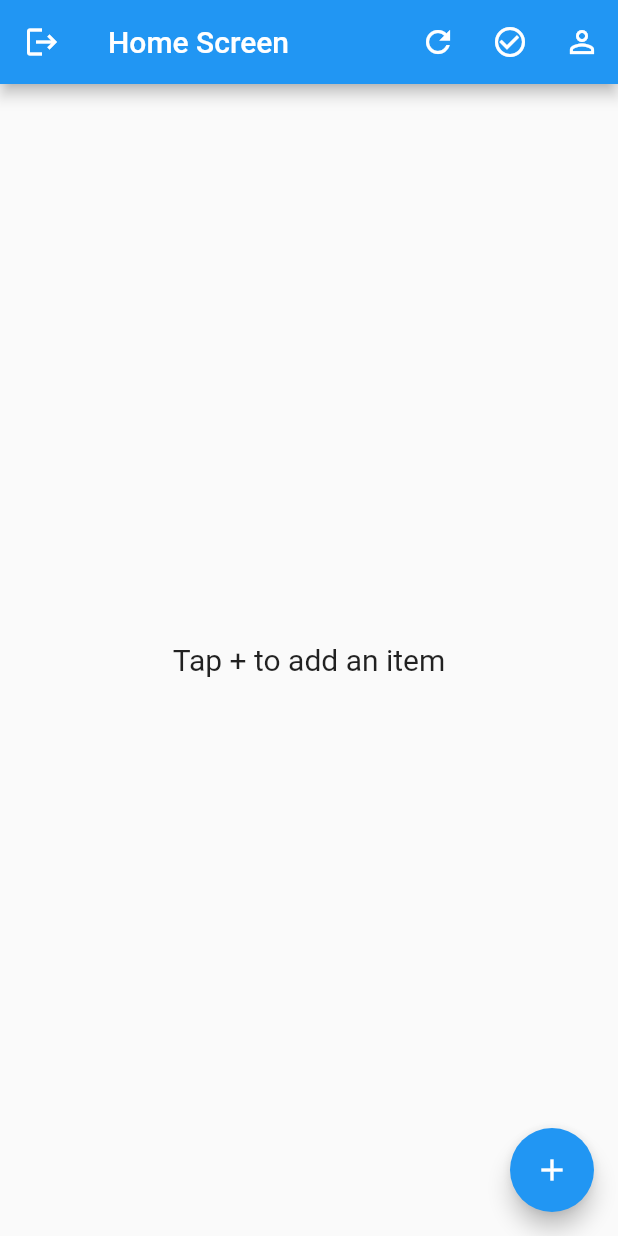
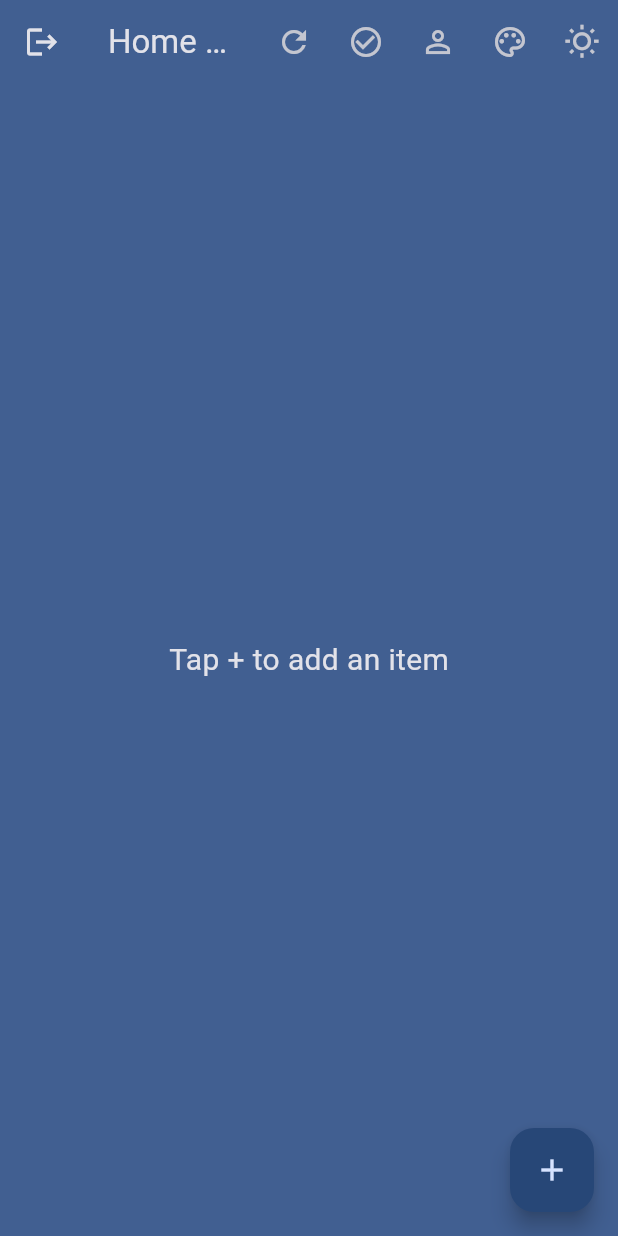
Before and after one commit to hareeshbabu82ns/flt-rpod-fbase-bootstrap, a Flutter app: the HomeScreen screen opened by its route, on a phone screen of 412 x 824 dp. Run offline on Flutter 3.47's test engine with Material 2 defaults, Android fonts, the light colour scheme and no system bars; our stand-ins replace cloud_firestore, firebase_auth, firebase_core, flutter_hooks, freezed_annotation, hooks_riverpod; missing offline and left inert: flutterfire_ui; accounts and stored records are empty.

Commit message:
theme data

```diff
--- a/lib/main.dart
+++ b/lib/main.dart
@@ -3,6 +3,7 @@ import 'package:firebase_core/firebase_core.dart';
 import 'package:flt_bootstrap/controllers/auth_controller.dart';
 import 'package:flt_bootstrap/controllers/item_list_controller.dart';
 import 'package:flt_bootstrap/firebase_options.dart';
+import 'package:flt_bootstrap/general_providers.dart';
 import 'package:flt_bootstrap/models/item_model.dart';
 import 'package:flt_bootstrap/repositories/custom_exception.dart';
 import 'package:flutter/material.dart';
@@ -18,12 +19,12 @@ void main() async {
   runApp(const ProviderScope(child: MyApp()));
 }
 
-class MyApp extends StatelessWidget {
+class MyApp extends HookConsumerWidget {
   const MyApp({Key? key}) : super(key: key);
 
   // This widget is the root of your application.
   @override
-  Widget build(BuildContext context) {
+  Widget build(BuildContext context, WidgetRef ref) {
     const providerConfigs = [
       GoogleProviderConfiguration(
         clientId:
@@ -35,9 +36,7 @@ class MyApp extends StatelessWidget {
     return MaterialApp(
       title: 'FbasePod Demo',
       debugShowCheckedModeBanner: false,
-      theme: ThemeData(
-        primarySwatch: Colors.blue,
-      ),
+      theme: ref.watch(themeDataProvider),
       initialRoute:
           FirebaseAuth.instance.currentUser == null ? '/sign-in' : '/home',
       routes: {
@@ -119,6 +118,24 @@ class HomeScreen extends HookConsumerWidget {
           IconButton(
             onPressed: () => Navigator.pushNamed(context, '/profile'),
             icon: const Icon(Icons.person_outline),
+          ),
+          IconButton(
+            onPressed: () => ref
+                .read(themeColorSeedProvider.notifier)
+                .update((state) => const Color(0xFF9B640C)),
+            icon: const Icon(Icons.color_lens_outlined),
+          ),
+          IconButton(
+            onPressed: () =>
+                ref.read(themeModeControllerProvider.notifier).toggle(),
+            icon: HookConsumer(
+              builder: (context, ref, child) {
+                final mode = ref.watch(themeModeControllerProvider);
+                return Icon(mode == Brightness.dark
+                    ? Icons.wb_sunny_outlined
+                    : Icons.dark_mode_outlined);
+              },
+            ),
           ),
         ],
       ),
@@ -279,9 +296,7 @@ class AddItemDialog extends HookConsumerWidget {
                   Navigator.of(context).pop();
                 },
                 style: ElevatedButton.styleFrom(
-                  primary: isUpdating
-                      ? Colors.orange
-                      : Theme.of(context).primaryColor,
+                  primary: Theme.of(context).primaryColor,
                 ),
                 child: Text(isUpdating ? 'Update' : 'Add'),
               ),
```
Also changed, not shown: lib/general_providers.dart (+49 -0 lines).
